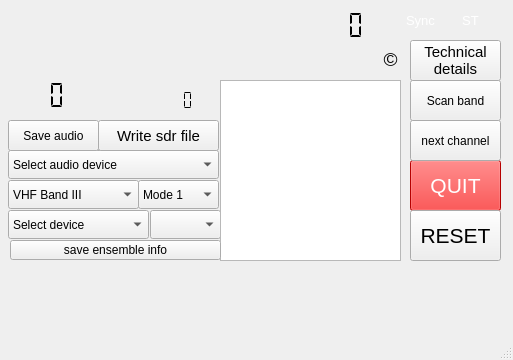
Above: forms/dabradio.ui from JvanKatwijk/qt-dab before the change. Below: the same form after it.
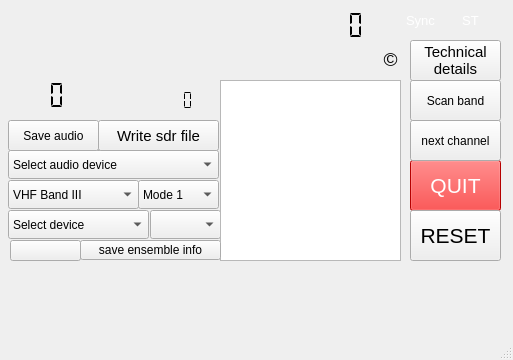
That is the form after the change.

Commit message: added a button for showing null period

What changed in the file:
```diff
--- a/forms/dabradio.ui
+++ b/forms/dabradio.ui
@@ -609,9 +609,9 @@
    <widget class="QPushButton" name="saveEnsembleData">
     <property name="geometry">
      <rect>
-      <x>10</x>
+      <x>80</x>
       <y>240</y>
-      <width>211</width>
+      <width>141</width>
       <height>20</height>
      </rect>
     </property>
@@ -638,6 +638,22 @@
      <string>next channel</string>
     </property>
    </widget>
+   <widget class="QPushButton" name="tiiButton">
+    <property name="geometry">
+     <rect>
+      <x>10</x>
+      <y>240</y>
+      <width>71</width>
+      <height>21</height>
+     </rect>
+    </property>
+    <property name="toolTip">
+     <string>&lt;html&gt;&lt;head/&gt;&lt;body&gt;&lt;p&gt;Puhsing this button will switch the spectrum display - if configured - between &amp;quot;regular&amp;quot; and a spectrum showing of the &amp;quot;null&amp;quot; period.&lt;/p&gt;&lt;/body&gt;&lt;/html&gt;</string>
+    </property>
+    <property name="text">
+     <string/>
+    </property>
+   </widget>
   </widget>
   <widget class="QStatusBar" name="statusbar"/>
  </widget>
```
The commit also changes 8 other files.
